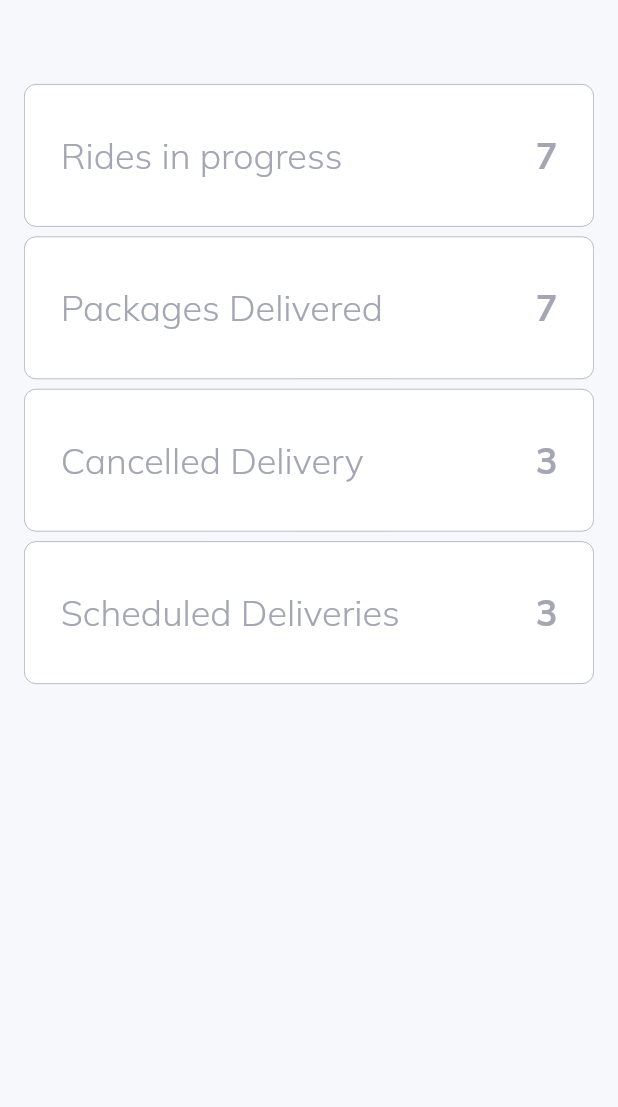
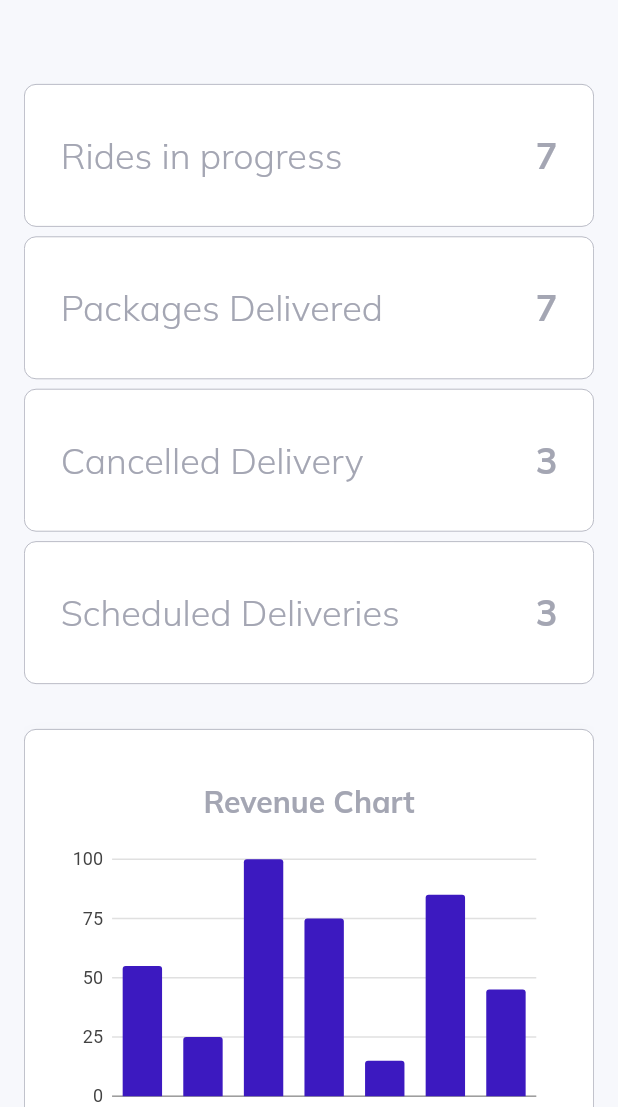
Before and after one commit to Abdul-Hannan12/admin-dashboard--flutter_web, a Flutter app: the screen it shows after launch, on a phone screen of 412 x 824 dp, the part 129-1236 px from its top. Run offline on Flutter 3.47's test engine with Material 2 defaults, Android fonts, the phone set to English and light mode, and no system bars; our stand-ins replace charts_flutter_new, data_table_2, get, google_fonts.

Commit message:
added revenues and avaiabe drivers to overview page

```diff
--- a/lib/pages/overview/overview.dart
+++ b/lib/pages/overview/overview.dart
@@ -1,9 +1,12 @@
 import 'package:admin_dashboard_web/constants/controllers.dart';
 import 'package:admin_dashboard_web/constants/style.dart';
 import 'package:admin_dashboard_web/helpers/responsiveness.dart';
+import 'package:admin_dashboard_web/pages/overview/widgets/available_drivers.dart';
 import 'package:admin_dashboard_web/pages/overview/widgets/overview_cards_large.dart';
 import 'package:admin_dashboard_web/pages/overview/widgets/overview_cards_medium.dart';
 import 'package:admin_dashboard_web/pages/overview/widgets/overview_cards_small.dart';
+import 'package:admin_dashboard_web/pages/overview/widgets/revenue_section_large.dart';
+import 'package:admin_dashboard_web/pages/overview/widgets/revenue_section_small.dart';
 import 'package:admin_dashboard_web/widgets/custom_text.dart';
 import 'package:flutter/material.dart';
 import 'package:get/get.dart';
@@ -41,7 +44,12 @@ class OverViewPage extends StatelessWidget {
                 else
                   const OverviewCardsLargeScreen()
               else
-                const OverViewCardsSmallScreen()
+                const OverViewCardsSmallScreen(),
+              if (!ResponsiveWidget.isSmallScreen(context))
+                const RevenueSectionLarge()
+              else
+                const RevenueSectionSmall(),
+              const AvailableDrivers()
             ],
           ),
         )
--- a/lib/pages/overview/widgets/bar_chart.dart
+++ b/lib/pages/overview/widgets/bar_chart.dart
@@ -1,4 +1,4 @@
-import 'package:charts_flutter/flutter.dart' as charts;
+import 'package:charts_flutter_new/flutter.dart' as charts;
 import 'package:flutter/material.dart';
 import 'package:admin_dashboard_web/constants/style.dart';
 
--- /dev/null
+++ b/lib/pages/overview/widgets/revenue_section_small.dart
@@ -0,0 +1,94 @@
+import 'package:admin_dashboard_web/pages/overview/widgets/revenue_info.dart';
+import 'package:admin_dashboard_web/widgets/custom_text.dart';
+import 'package:flutter/material.dart';
+
+import '../../../constants/style.dart';
+import 'bar_chart.dart';
+
+class RevenueSectionSmall extends StatelessWidget {
+  const RevenueSectionSmall({super.key});
+
+  @override
+  Widget build(BuildContext context) {
+    return Container(
+      padding: const EdgeInsets.all(24),
+      margin: const EdgeInsets.symmetric(vertical: 30),
+      decoration: BoxDecoration(
+        color: Colors.white,
+        borderRadius: BorderRadius.circular(8),
+        boxShadow: [
+          BoxShadow(
+            offset: const Offset(0, 6),
+            color: lightGrey.withOpacity(.1),
+            blurRadius: 12,
+          ),
+        ],
+        border: Border.all(
+          color: lightGrey,
+          width: .5,
+        ),
+      ),
+      child: Column(
+        children: [
+          SizedBox(
+            height: 260,
+            child: Column(
+              mainAxisAlignment: MainAxisAlignment.spaceEvenly,
+              children: [
+                const CustomText(
+                  "Revenue Chart",
+                  color: lightGrey,
+                  weight: FontWeight.bold,
+                  size: 20,
+                ),
+                SizedBox(
+                  width: 600,
+                  height: 200,
+                  child: SimpleBarChart.withSampleData(),
+                ),
+              ],
+            ),
+          ),
+          Container(
+            width: 120,
+            height: 1,
+            color: lightGrey,
+          ),
+          SizedBox(
+            height: 275,
+            child: Column(
+              mainAxisAlignment: MainAxisAlignment.spaceEvenly,
+              children: [
+                Row(
+                  children: const [
+                    RevenueInfo(
+                      title: "Today's revenue",
+                      amount: "23",
+                    ),
+                    RevenueInfo(
+                      title: "Last 7 days",
+                      amount: "150",
+                    ),
+                  ],
+                ),
+                const SizedBox(height: 30),
+                Row(
+                  children: const [
+                    RevenueInfo(
+                      title: "Last 30 days",
+                      amount: "1,203",
+                    ),
+                    RevenueInfo(
+                      title: "Last 12 months",
+                      amount: "3,234",
+                    ),
+                  ],
+                ),
+              ],
+            ),
+          ),
+        ],
+      ),
+    );
+  }
+}
--- a/pubspec.yaml
+++ b/pubspec.yaml
@@ -38,7 +38,7 @@ dependencies:
   get: ^4.6.5
   google_fonts: ^4.0.3
   data_table_2: ^2.4.2
-  charts_flutter: ^0.10.0
+  charts_flutter_new: ^0.12.0
 
 dev_dependencies:
   flutter_test:
```
Also changed, not shown: lib/pages/overview/widgets/available_drivers.dart (added, +110 -0 lines), lib/pages/overview/widgets/revenue_info.dart (added, +37 -0 lines), lib/pages/overview/widgets/revenue_section_large.dart (added, +92 -0 lines), pubspec.lock.
